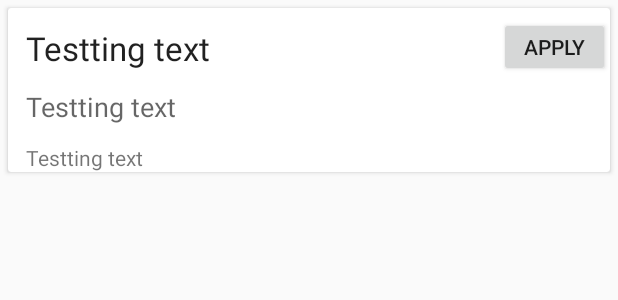
After one commit to mhd-zulqarnain/Campus_recrutement_system, an Android app: the layout student_job_view.xml on its own in the app's theme, with its tools: preview values and no code run, on a phone screen of 412 x 824 dp. The commit adds this screen. Shown: the top 300 px of the screen. Run offline under Robolectric (Android 15) with nearby library versions, the phone set to English and light mode, and no system bars.

Commit message:
student dasboard 01

```diff
--- a/app/src/main/java/com/example/zulqarnain/campusrecruitment/company/JobAdapter.java
+++ b/app/src/main/java/com/example/zulqarnain/campusrecruitment/company/JobAdapter.java
@@ -69,9 +69,9 @@ public class JobAdapter extends RecyclerView.Adapter< JobAdapter.ViewJobHolder>
 
         public void bindView(Jobs mjob) {
             this.mjob=mjob;
-            tp.setText(mjob.getJobType());
-            ds.setText(mjob.getJobDescription());
-            vc.setText(mjob.getJobVacancy());
+            tp.setText("Type:"+mjob.getJobType());
+            ds.setText("Descripton:"+mjob.getJobDescription());
+            vc.setText("Vacancy:"+mjob.getJobVacancy());
             Log.d("", "bindView: binded");
         }
 
--- a/app/src/main/java/com/example/zulqarnain/campusrecruitment/students/ProfileFragment.java
+++ b/app/src/main/java/com/example/zulqarnain/campusrecruitment/students/ProfileFragment.java
@@ -14,9 +14,12 @@ import com.example.zulqarnain.campusrecruitment.R;
  */
 
 public class ProfileFragment extends Fragment {
+
     @Nullable
     @Override
     public View onCreateView(LayoutInflater inflater, @Nullable ViewGroup container, @Nullable Bundle savedInstanceState) {
-        return inflater.inflate(R.layout.student_profile_fragment,container,false);
+        View view= inflater.inflate(R.layout.student_profile_fragment,container,false);
+
+        return view;
     }
 }
--- a/app/src/main/java/com/example/zulqarnain/campusrecruitment/ui/activities/LoginActivity.java
+++ b/app/src/main/java/com/example/zulqarnain/campusrecruitment/ui/activities/LoginActivity.java
@@ -1,5 +1,6 @@
 package com.example.zulqarnain.campusrecruitment.ui.activities;
 
+import android.app.ProgressDialog;
 import android.content.Intent;
 import android.support.annotation.NonNull;
 import android.support.annotation.Nullable;
@@ -133,6 +134,9 @@ public class LoginActivity extends AppCompatActivity  {
     protected void onStart() {
         super.onStart();
         if(auth.getCurrentUser()!=null){
+            ProgressDialog.show(LoginActivity.this,
+                    "Checking session",
+                    "Processing");
             updataUi();
         }
     }
--- /dev/null
+++ b/app/src/main/res/layout/student_job_view.xml
@@ -0,0 +1,59 @@
+<?xml version="1.0" encoding="utf-8"?>
+<LinearLayout xmlns:android="http://schemas.android.com/apk/res/android"
+    android:layout_width="match_parent"
+    android:layout_height="wrap_content"
+    android:orientation="vertical">
+
+    <android.support.v7.widget.CardView
+        android:layout_width="match_parent"
+        android:layout_height="wrap_content"
+        android:layout_margin="5dp"
+        android:id="@+id/row_card_view"
+
+        >
+
+        <RelativeLayout
+            android:layout_width="match_parent"
+            android:layout_height="wrap_content">
+
+            <TextView
+                android:id="@+id/job_type"
+                style="@style/myFontStyle"
+                android:layout_width="wrap_content"
+                android:layout_height="wrap_content"
+                android:text="Testting text"
+                android:textAppearance="?android:attr/textAppearanceLarge" />
+
+            <TextView
+                android:id="@+id/job_desc"
+                style="@style/myFontStyle"
+                android:layout_width="wrap_content"
+                android:layout_height="wrap_content"
+                android:layout_below="@+id/job_type"
+                android:text="Testting text"
+                android:textAppearance="?android:attr/textAppearanceMedium" />
+
+            <TextView
+                android:id="@+id/job_vacan"
+                style="@style/myFontStyle"
+                android:layout_width="wrap_content"
+                android:layout_height="wrap_content"
+                android:layout_below="@+id/job_desc"
+                android:text="Testting text"
+                android:textAppearance="?android:attr/textAppearanceSmall" />
+
+            <Button
+                android:id="@+id/btn_apply"
+                android:layout_width="74dp"
+                android:layout_height="40dp"
+                android:layout_alignBaseline="@id/job_type"
+                android:layout_alignParentEnd="true"
+                android:layout_alignParentRight="true"
+                android:layout_alignTop="@id/job_type"
+                android:text="Apply"
+
+                />
+
+        </RelativeLayout>
+    </android.support.v7.widget.CardView>
+</LinearLayout>
--- a/app/src/main/res/values/strings.xml
+++ b/app/src/main/res/values/strings.xml
@@ -24,4 +24,9 @@
         <item>IT</item>
         <item>Bussiness</item>
     </string-array>
+
+    <string-array name="dash_type">
+        <item>New Jobs</item>
+        <item>Applied</item>
+    </string-array>
 </resources>
```
Also changed, not shown: app/src/main/java/com/example/zulqarnain/campusrecruitment/students/AdapterNewJob.java (added, +118 -0 lines), app/src/main/java/com/example/zulqarnain/campusrecruitment/students/StudentActivity.java (+5 -2 lines), app/src/main/java/com/example/zulqarnain/campusrecruitment/students/StudentDashboardFragment.java (+134 -1 lines), app/src/main/res/layout/student_dashboard_fragment.xml (+24 -4 lines), app/src/main/ic_launcher-web.png (added), app/src/main/res/mipmap-hdpi/ic_launcher.png, app/src/main/res/mipmap-mdpi/ic_launcher.png, app/src/main/res/mipmap-xhdpi/ic_launcher.png, app/src/main/res/mipmap-xxhdpi/ic_launcher.png, app/src/main/res/mipmap-xxxhdpi/ic_launcher.png.
